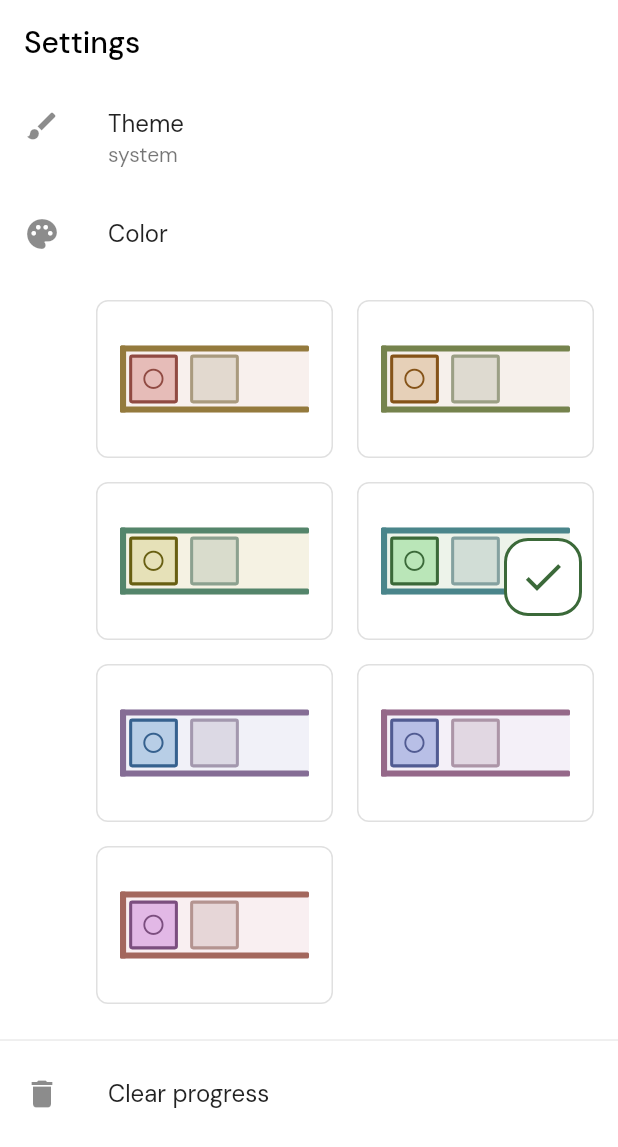
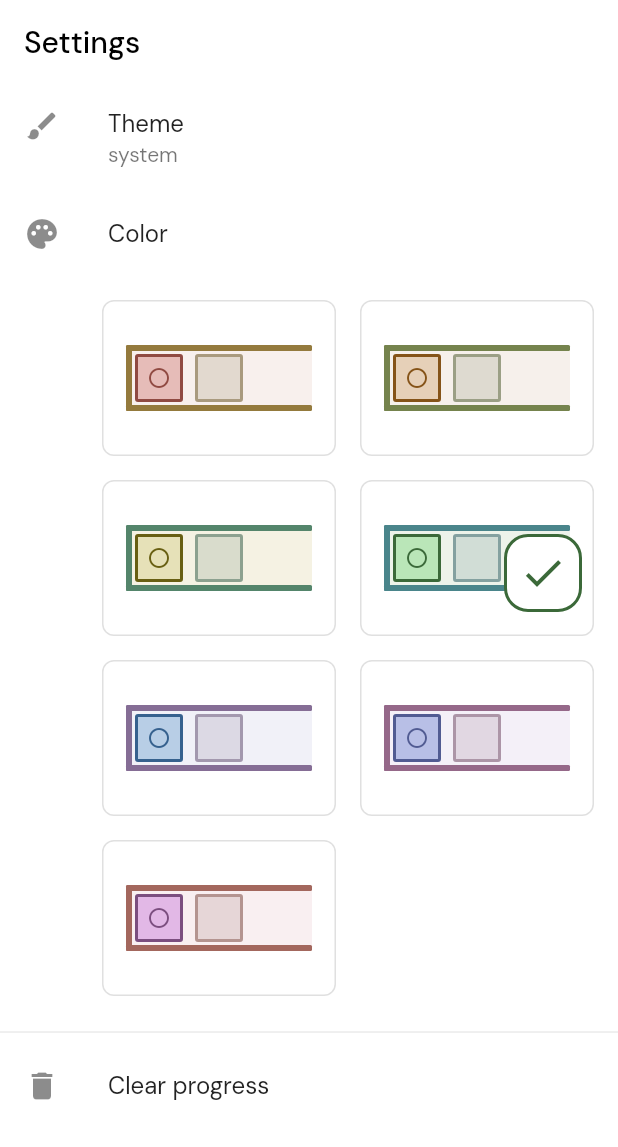
Before and after one commit to vgkgopalsaroja/blocked, a Flutter app: the SettingsPage screen opened directly, on a phone screen of 412 x 824 dp. Shown: the top 1147 px of the screen. Run offline on Flutter 3.47's test engine with Material 2 defaults, Android fonts, the phone set to English and light mode, and no system bars; our stand-ins replace adaptive_theme, equatable, flex_color_scheme, flutter_bloc, google_fonts, material_design_icons_flutter and 2 more; missing offline and left inert: flutter_portal; accounts and stored records are empty.

Commit message:
Fix settings scroll issue

```diff
--- a/lib/settings/view/settings_page.dart
+++ b/lib/settings/view/settings_page.dart
@@ -74,8 +74,9 @@ class SettingsPage extends StatelessWidget {
             ),
             GridView.builder(
               padding:
-                  const EdgeInsetsDirectional.fromSTEB(64.0, 16.0, 16.0, 16.0),
+                  const EdgeInsetsDirectional.fromSTEB(68.0, 16.0, 16.0, 16.0),
               shrinkWrap: true,
+              physics: const NeverScrollableScrollPhysics(),
               gridDelegate: const SliverGridDelegateWithMaxCrossAxisExtent(
                 maxCrossAxisExtent: 256,
                 childAspectRatio: 3 / 2,
```
